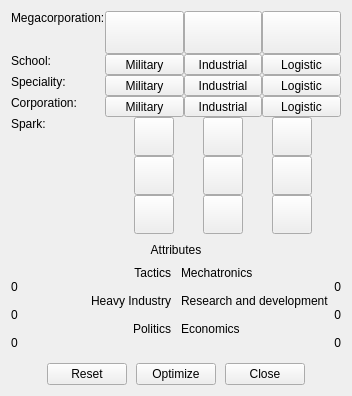
Above: src/attributeeditor.ui from nnemkin/perpetuum-planner before the change. Below: the same form after it.
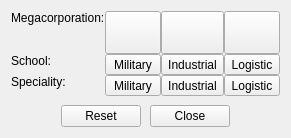
That is the form after the change. Icons and pictures are not drawn.

Commit message: Removed attributes and sparks. Attribute editor reduced to "Current extensions" editor.

The edit to the form file:
```diff
--- a/src/attributeeditor.ui
+++ b/src/attributeeditor.ui
@@ -6,8 +6,8 @@
    <rect>
     <x>0</x>
     <y>0</y>
-    <width>351</width>
-    <height>434</height>
+    <width>271</width>
+    <height>132</height>
    </rect>
   </property>
   <property name="focusPolicy">
@@ -265,429 +265,6 @@
         </attribute>
        </widget>
       </item>
-      <item row="3" column="0">
-       <widget class="QLabel" name="label_9">
-        <property name="text">
-         <string extracomment="characterinfo_cw_corporation">Corporation:</string>
-        </property>
-        <property name="alignment">
-         <set>Qt::AlignLeading|Qt::AlignLeft|Qt::AlignTop</set>
-        </property>
-        <property name="index" stdset="0">
-         <number>3</number>
-        </property>
-       </widget>
-      </item>
-      <item row="3" column="1">
-       <widget class="QToolButton" name="toolButton_7">
-        <property name="sizePolicy">
-         <sizepolicy hsizetype="Preferred" vsizetype="Fixed">
-          <horstretch>0</horstretch>
-          <verstretch>0</verstretch>
-         </sizepolicy>
-        </property>
-        <property name="focusPolicy">
-         <enum>Qt::NoFocus</enum>
-        </property>
-        <property name="toolTip">
-         <string>Military</string>
-        </property>
-        <property name="text">
-         <string>Military</string>
-        </property>
-        <property name="checkable">
-         <bool>true</bool>
-        </property>
-        <property name="role" stdset="0">
-         <string notr="true">military corporation</string>
-        </property>
-        <property name="value" stdset="0">
-         <string notr="true">M</string>
-        </property>
-        <property name="index" stdset="0">
-         <number>3</number>
-        </property>
-        <attribute name="buttonGroup">
-         <string>buttonGroupCorporation</string>
-        </attribute>
-       </widget>
-      </item>
-      <item row="3" column="2">
-       <widget class="QToolButton" name="toolButton_8">
-        <property name="sizePolicy">
-         <sizepolicy hsizetype="Preferred" vsizetype="Fixed">
-          <horstretch>0</horstretch>
-          <verstretch>0</verstretch>
-         </sizepolicy>
-        </property>
-        <property name="focusPolicy">
-         <enum>Qt::NoFocus</enum>
-        </property>
-        <property name="toolTip">
-         <string>Industrial</string>
-        </property>
-        <property name="text">
-         <string>Industrial</string>
-        </property>
-        <property name="checkable">
-         <bool>true</bool>
-        </property>
-        <property name="role" stdset="0">
-         <string notr="true">industrial corporation</string>
-        </property>
-        <property name="value" stdset="0">
-         <string notr="true">I</string>
-        </property>
-        <property name="index" stdset="0">
-         <number>3</number>
-        </property>
-        <attribute name="buttonGroup">
-         <string>buttonGroupCorporation</string>
-        </attribute>
-       </widget>
-      </item>
-      <item row="3" column="3">
-       <widget class="QToolButton" name="toolButton_9">
-        <property name="sizePolicy">
-         <sizepolicy hsizetype="Preferred" vsizetype="Fixed">
-          <horstretch>0</horstretch>
-          <verstretch>0</verstretch>
-         </sizepolicy>
-        </property>
-        <property name="focusPolicy">
-         <enum>Qt::NoFocus</enum>
-        </property>
-        <property name="toolTip">
-         <string>Logistic</string>
-        </property>
-        <property name="text">
-         <string>Logistic</string>
-        </property>
-        <property name="checkable">
-         <bool>true</bool>
-        </property>
-        <property name="role" stdset="0">
-         <string notr="true">logistic corporation</string>
-        </property>
-        <property name="value" stdset="0">
-         <string notr="true">L</string>
-        </property>
-        <property name="index" stdset="0">
-         <number>3</number>
-        </property>
-        <attribute name="buttonGroup">
-         <string>buttonGroupCorporation</string>
-        </attribute>
-       </widget>
-      </item>
-      <item row="4" column="0">
-       <widget class="QLabel" name="label_10">
-        <property name="text">
-         <string extracomment="characterinfo_cw_spark">Spark:</string>
-        </property>
-        <property name="alignment">
-         <set>Qt::AlignLeading|Qt::AlignLeft|Qt::AlignTop</set>
-        </property>
-        <property name="index" stdset="0">
-         <number>4</number>
-        </property>
-       </widget>
-      </item>
-      <item row="4" column="1" colspan="3">
-       <layout class="QGridLayout" name="gridLayout_2">
-        <property name="spacing">
-         <number>0</number>
-        </property>
-        <item row="0" column="0">
-         <widget class="QToolButton" name="toolButton_10">
-          <property name="focusPolicy">
-           <enum>Qt::NoFocus</enum>
-          </property>
-          <property name="toolTip">
-           <string>Ubenor (Military)</string>
-          </property>
-          <property name="icon">
-           <iconset resource="../res/resources.qrc">
-            <normaloff>:/spark_mm.png</normaloff>:/spark_mm.png</iconset>
-          </property>
-          <property name="iconSize">
-           <size>
-            <width>32</width>
-            <height>32</height>
-           </size>
-          </property>
-          <property name="checkable">
-           <bool>true</bool>
-          </property>
-          <property name="value" stdset="0">
-           <string notr="true">MM</string>
-          </property>
-          <property name="index" stdset="0">
-           <number>4</number>
-          </property>
-          <attribute name="buttonGroup">
-           <string>buttonGroupSpark</string>
-          </attribute>
-         </widget>
-        </item>
-        <item row="0" column="1">
-         <widget class="QToolButton" name="toolButton_11">
-          <property name="focusPolicy">
-           <enum>Qt::NoFocus</enum>
-          </property>
-          <property name="toolTip">
-           <string>Geinos (Military-Industrial)</string>
-          </property>
-          <property name="icon">
-           <iconset resource="../res/resources.qrc">
-            <normaloff>:/spark_mi.png</normaloff>:/spark_mi.png</iconset>
-          </property>
-          <property name="iconSize">
-           <size>
-            <width>32</width>
-            <height>32</height>
-           </size>
-          </property>
-          <property name="checkable">
-           <bool>true</bool>
-          </property>
-          <property name="value" stdset="0">
-           <string notr="true">MI</string>
-          </property>
-          <property name="index" stdset="0">
-           <number>4</number>
-          </property>
-          <attribute name="buttonGroup">
-           <string>buttonGroupSpark</string>
-          </attribute>
-         </widget>
-        </item>
-        <item row="0" column="2">
-         <widget class="QToolButton" name="toolButton_16">
-          <property name="focusPolicy">
-           <enum>Qt::NoFocus</enum>
-          </property>
-          <property name="toolTip">
-           <string>Yolleon (Military-Logistic)</string>
-          </property>
-          <property name="icon">
-           <iconset resource="../res/resources.qrc">
-            <normaloff>:/spark_mc.png</normaloff>:/spark_mc.png</iconset>
-          </property>
-          <property name="iconSize">
-           <size>
-            <width>32</width>
-            <height>32</height>
-           </size>
-          </property>
-          <property name="checkable">
-           <bool>true</bool>
-          </property>
-          <property name="value" stdset="0">
-           <string notr="true">ML</string>
-          </property>
-          <property name="index" stdset="0">
-           <number>4</number>
-          </property>
-          <attribute name="buttonGroup">
-           <string>buttonGroupSpark</string>
-          </attribute>
-         </widget>
-        </item>
-        <item row="1" column="0">
-         <widget class="QToolButton" name="toolButton_12">
-          <property name="focusPolicy">
-           <enum>Qt::NoFocus</enum>
-          </property>
-          <property name="toolTip">
-           <string>Pastex (Industrial-Military)</string>
-          </property>
-          <property name="icon">
-           <iconset resource="../res/resources.qrc">
-            <normaloff>:/spark_im.png</normaloff>:/spark_im.png</iconset>
-          </property>
-          <property name="iconSize">
-           <size>
-            <width>32</width>
-            <height>32</height>
-           </size>
-          </property>
-          <property name="checkable">
-           <bool>true</bool>
-          </property>
-          <property name="value" stdset="0">
-           <string notr="true">IM</string>
-          </property>
-          <property name="index" stdset="0">
-           <number>4</number>
-          </property>
-          <attribute name="buttonGroup">
-           <string>buttonGroupSpark</string>
-          </attribute>
-         </widget>
-        </item>
-        <item row="1" column="1">
-         <widget class="QToolButton" name="toolButton_15">
-          <property name="focusPolicy">
-           <enum>Qt::NoFocus</enum>
-          </property>
-          <property name="toolTip">
-           <string>Apsidaz (Industrial)</string>
-          </property>
-          <property name="icon">
-           <iconset resource="../res/resources.qrc">
-            <normaloff>:/spark_ii.png</normaloff>:/spark_ii.png</iconset>
-          </property>
-          <property name="iconSize">
-           <size>
-            <width>32</width>
-            <height>32</height>
-           </size>
-          </property>
-          <property name="checkable">
-           <bool>true</bool>
-          </property>
-          <property name="value" stdset="0">
-           <string notr="true">II</string>
-          </property>
-          <property name="index" stdset="0">
-           <number>4</number>
-          </property>
-          <attribute name="buttonGroup">
-           <string>buttonGroupSpark</string>
-          </attribute>
-         </widget>
-        </item>
-        <item row="1" column="2">
-         <widget class="QToolButton" name="toolButton_13">
-          <property name="focusPolicy">
-           <enum>Qt::NoFocus</enum>
-          </property>
-          <property name="toolTip">
-           <string>Oprater (Industrial-Logistic)</string>
-          </property>
-          <property name="icon">
-           <iconset resource="../res/resources.qrc">
-            <normaloff>:/spark_ic.png</normaloff>:/spark_ic.png</iconset>
-          </property>
-          <property name="iconSize">
-           <size>
-            <width>32</width>
-            <height>32</height>
-           </size>
-          </property>
-          <property name="checkable">
-           <bool>true</bool>
-          </property>
-          <property name="value" stdset="0">
-           <string notr="true">IL</string>
-          </property>
-          <property name="index" stdset="0">
-           <number>4</number>
-          </property>
-          <attribute name="buttonGroup">
-           <string>buttonGroupSpark</string>
-          </attribute>
-         </widget>
-        </item>
-        <item row="2" column="0">
-         <widget class="QToolButton" name="toolButton_18">
-          <property name="focusPolicy">
-           <enum>Qt::NoFocus</enum>
-          </property>
-          <property name="toolTip">
-           <string>Yphet (Logistic-Military)</string>
-          </property>
-          <property name="icon">
-           <iconset resource="../res/resources.qrc">
-            <normaloff>:/spark_cm.png</normaloff>:/spark_cm.png</iconset>
-          </property>
-          <property name="iconSize">
-           <size>
-            <width>32</width>
-            <height>32</height>
-           </size>
-          </property>
-          <property name="checkable">
-           <bool>true</bool>
-          </property>
-          <property name="value" stdset="0">
-           <string notr="true">LM</string>
-          </property>
-          <property name="index" stdset="0">
-           <number>4</number>
-          </property>
-          <attribute name="buttonGroup">
-           <string>buttonGroupSpark</string>
-          </attribute>
-         </widget>
-        </item>
-        <item row="2" column="1">
-         <widget class="QToolButton" name="toolButton_17">
-          <property name="focusPolicy">
-           <enum>Qt::NoFocus</enum>
-          </property>
-          <property name="toolTip">
-           <string>Qassol (Logistic-Industrial)</string>
-          </property>
-          <property name="icon">
-           <iconset resource="../res/resources.qrc">
-            <normaloff>:/spark_ci.png</normaloff>:/spark_ci.png</iconset>
-          </property>
-          <property name="iconSize">
-           <size>
-            <width>32</width>
-            <height>32</height>
-           </size>
-          </property>
-          <property name="checkable">
-           <bool>true</bool>
-          </property>
-          <property name="value" stdset="0">
-           <string notr="true">LI</string>
-          </property>
-          <property name="index" stdset="0">
-           <number>4</number>
-          </property>
-          <attribute name="buttonGroup">
-           <string>buttonGroupSpark</string>
-          </attribute>
-         </widget>
-        </item>
-        <item row="2" column="2">
-         <widget class="QToolButton" name="toolButton_14">
-          <property name="focusPolicy">
-           <enum>Qt::NoFocus</enum>
-          </property>
-          <property name="toolTip">
-           <string>Nivalla (Logistic)</string>
-          </property>
-          <property name="icon">
-           <iconset resource="../res/resources.qrc">
-            <normaloff>:/spark_cc.png</normaloff>:/spark_cc.png</iconset>
-          </property>
-          <property name="iconSize">
-           <size>
-            <width>32</width>
-            <height>32</height>
-           </size>
-          </property>
-          <property name="checkable">
-           <bool>true</bool>
-          </property>
-          <property name="value" stdset="0">
-           <string notr="true">LL</string>
-          </property>
-          <property name="index" stdset="0">
-           <number>4</number>
-          </property>
-          <attribute name="buttonGroup">
-           <string>buttonGroupSpark</string>
-          </attribute>
-         </widget>
-        </item>
-       </layout>
-      </item>
       <item row="0" column="1">
        <widget class="QToolButton" name="toolButton_19">
         <property name="sizePolicy">
@@ -827,294 +404,6 @@
      </layout>
     </widget>
    </item>
-   <item>
-    <widget class="QLabel" name="label_18">
-     <property name="text">
-      <string extracomment="extension_attributes">Attributes</string>
-     </property>
-     <property name="alignment">
-      <set>Qt::AlignCenter</set>
-     </property>
-     <property name="role" stdset="0">
-      <string notr="true">header</string>
-     </property>
-    </widget>
-   </item>
-   <item>
-    <widget class="QWidget" name="attributeBars" native="true">
-     <layout class="QGridLayout" name="gridLayout">
-      <property name="margin">
-       <number>0</number>
-      </property>
-      <property name="spacing">
-       <number>0</number>
-      </property>
-      <item row="0" column="0">
-       <widget class="QLabel" name="label_7">
-        <property name="minimumSize">
-         <size>
-          <width>160</width>
-          <height>0</height>
-         </size>
-        </property>
-        <property name="text">
-         <string extracomment="attributeA">Tactics</string>
-        </property>
-        <property name="alignment">
-         <set>Qt::AlignRight|Qt::AlignTrailing|Qt::AlignVCenter</set>
-        </property>
-        <property name="role" stdset="0">
-         <string notr="true">label</string>
-        </property>
-       </widget>
-      </item>
-      <item row="0" column="1" rowspan="7">
-       <widget class="QWidget" name="pole" native="true">
-        <property name="sizePolicy">
-         <sizepolicy hsizetype="Fixed" vsizetype="Preferred">
-          <horstretch>0</horstretch>
-          <verstretch>0</verstretch>
-         </sizepolicy>
-        </property>
-        <property name="minimumSize">
-         <size>
-          <width>10</width>
-          <height>0</height>
-         </size>
-        </property>
-        <property name="role" stdset="0">
-         <string notr="true">pole</string>
-        </property>
-       </widget>
-      </item>
-      <item row="0" column="2">
-       <widget class="QLabel" name="label_3">
-        <property name="minimumSize">
-         <size>
-          <width>160</width>
-          <height>0</height>
-         </size>
-        </property>
-        <property name="text">
-         <string extracomment="attributeB">Mechatronics</string>
-        </property>
-        <property name="role" stdset="0">
-         <string notr="true">label</string>
-        </property>
-       </widget>
-      </item>
-      <item row="1" column="0">
-       <widget class="QLabel" name="label_16">
-        <property name="minimumSize">
-         <size>
-          <width>160</width>
-          <height>0</height>
-         </size>
-        </property>
-        <property name="text">
-         <string notr="true">0</string>
-        </property>
-        <property name="role" stdset="0">
-         <string notr="true">bar tactics left</string>
-        </property>
-        <property name="index" stdset="0">
-         <number>0</number>
-        </property>
-       </widget>
-      </item>
-      <item row="1" column="2">
-       <widget class="QLabel" name="label_4">
-        <property name="minimumSize">
-         <size>
-          <width>160</width>
-          <height>0</height>
-         </size>
-        </property>
-        <property name="text">
-         <string notr="true">0</string>
-        </property>
-        <property name="alignment">
-         <set>Qt::AlignRight|Qt::AlignTrailing|Qt::AlignVCenter</set>
-        </property>
-        <property name="role" stdset="0">
-         <string notr="true">bar mechatronics right</string>
-        </property>
-        <property name="index" stdset="0">
-         <number>1</number>
-        </property>
-       </widget>
-      </item>
-      <item row="2" column="0">
-       <widget class="QLabel" name="label_15">
-        <property name="minimumSize">
-         <size>
-          <width>160</width>
-          <height>0</height>
-         </size>
-        </property>
-        <property name="text">
-         <string extracomment="attributeC">Heavy Industry</string>
-        </property>
-        <property name="alignment">
-         <set>Qt::AlignRight|Qt::AlignTrailing|Qt::AlignVCenter</set>
-        </property>
-        <property name="role" stdset="0">
-         <string notr="true">label</string>
-        </property>
-       </widget>
-      </item>
-      <item row="2" column="2">
-       <widget class="QLabel" name="label_11">
-        <property name="minimumSize">
-         <size>
-          <width>160</width>
-          <height>0</height>
-         </size>
-        </property>
-        <property name="text">
-         <string extracomment="attributeD">Research and development</string>
-        </property>
-        <property name="role" stdset="0">
-         <string notr="true">label</string>
-        </property>
-       </widget>
-      </item>
-      <item row="3" column="0">
-       <widget class="QLabel" name="label_13">
-        <property name="minimumSize">
-         <size>
-          <width>160</width>
-          <height>0</height>
-         </size>
-        </property>
-        <property name="text">
-         <string notr="true">0</string>
-        </property>
-        <property name="role" stdset="0">
-         <string notr="true">bar industry left</string>
-        </property>
-        <property name="index" stdset="0">
-         <number>2</number>
-        </property>
-       </widget>
-      </item>
-      <item row="3" column="2">
-       <widget class="QLabel" name="label_5">
-        <property name="minimumSize">
-         <size>
-          <width>160</width>
-          <height>0</height>
-         </size>
-        </property>
-        <property name="text">
-         <string notr="true">0</string>
-        </property>
-        <property name="alignment">
-         <set>Qt::AlignRight|Qt::AlignTrailing|Qt::AlignVCenter</set>
-        </property>
-        <property name="role" stdset="0">
-         <string notr="true">bar research right</string>
-        </property>
-        <property name="index" stdset="0">
-         <number>3</number>
-        </property>
-       </widget>
-      </item>
-      <item row="4" column="0">
-       <widget class="QLabel" name="label_12">
-        <property name="minimumSize">
-         <size>
-          <width>160</width>
-          <height>0</height>
-         </size>
-        </property>
-        <property name="text">
-         <string extracomment="attributeE">Politics</string>
-        </property>
-        <property name="alignment">
-         <set>Qt::AlignRight|Qt::AlignTrailing|Qt::AlignVCenter</set>
-        </property>
-        <property name="role" stdset="0">
-         <string notr="true">label</string>
-        </property>
-       </widget>
-      </item>
-      <item row="4" column="2">
-       <widget class="QLabel" name="label_2">
-        <property name="minimumSize">
-         <size>
-          <width>160</width>
-          <height>0</height>
-         </size>
-        </property>
-        <property name="text">
-         <string extracomment="attributeF">Economics</string>
-        </property>
-        <property name="role" stdset="0">
-         <string notr="true">label</string>
-        </property>
-       </widget>
-      </item>
-      <item row="5" column="0">
-       <widget class="QLabel" name="label_6">
-        <property name="minimumSize">
-         <size>
-          <width>160</width>
-          <height>0</height>
-         </size>
-        </property>
-        <property name="text">
-         <string notr="true">0</string>
-        </property>
-        <property name="role" stdset="0">
-         <string notr="true">bar politics left</string>
-        </property>
-        <property name="index" stdset="0">
-         <number>4</number>
-        </property>
-       </widget>
-      </item>
-      <item row="5" column="2">
-       <widget class="QLabel" name="label_14">
-        <property name="minimumSize">
-         <size>
-          <width>160</width>
-          <height>0</height>
-         </size>
-        </property>
-        <property name="text">
-         <string notr="true">0</string>
-        </property>
-        <property name="alignment">
-         <set>Qt::AlignRight|Qt::AlignTrailing|Qt::AlignVCenter</set>
-        </property>
-        <property name="role" stdset="0">
-         <string notr="true">bar economics right</string>
-        </property>
-        <property name="index" stdset="0">
-         <number>5</number>
-        </property>
-       </widget>
-      </item>
-      <item row="6" column="0">
-       <spacer name="verticalSpacer">
-        <property name="orientation">
-         <enum>Qt::Vertical</enum>
-        </property>
-        <property name="sizeType">
-         <enum>QSizePolicy::Fixed</enum>
-        </property>
-        <property name="sizeHint" stdset="0">
-         <size>
-          <width>4</width>
-          <height>4</height>
-         </size>
-        </property>
-       </spacer>
-      </item>
-     </layout>
-    </widget>
-   </item>
    <item>
     <layout class="QHBoxLayout" name="horizontalLayout">
      <item>
@@ -1143,19 +432,6 @@
        </property>
       </widget>
      </item>
-     <item>
-      <widget class="QPushButton" name="buttonOptimize">
-       <property name="focusPolicy">
-        <enum>Qt::NoFocus</enum>
-       </property>
-       <property name="text">
-        <string>Optimize</string>
-       </property>
-       <property name="role" stdset="0">
-        <string notr="true">dialog-button</string>
-       </property>
-      </widget>
-     </item>
      <item>
       <widget class="QPushButton" name="buttonClose">
        <property name="focusPolicy">
```
Left out of the diff: 48 changed lines with no effect on the pictures. The commit also changes 21 other files.
